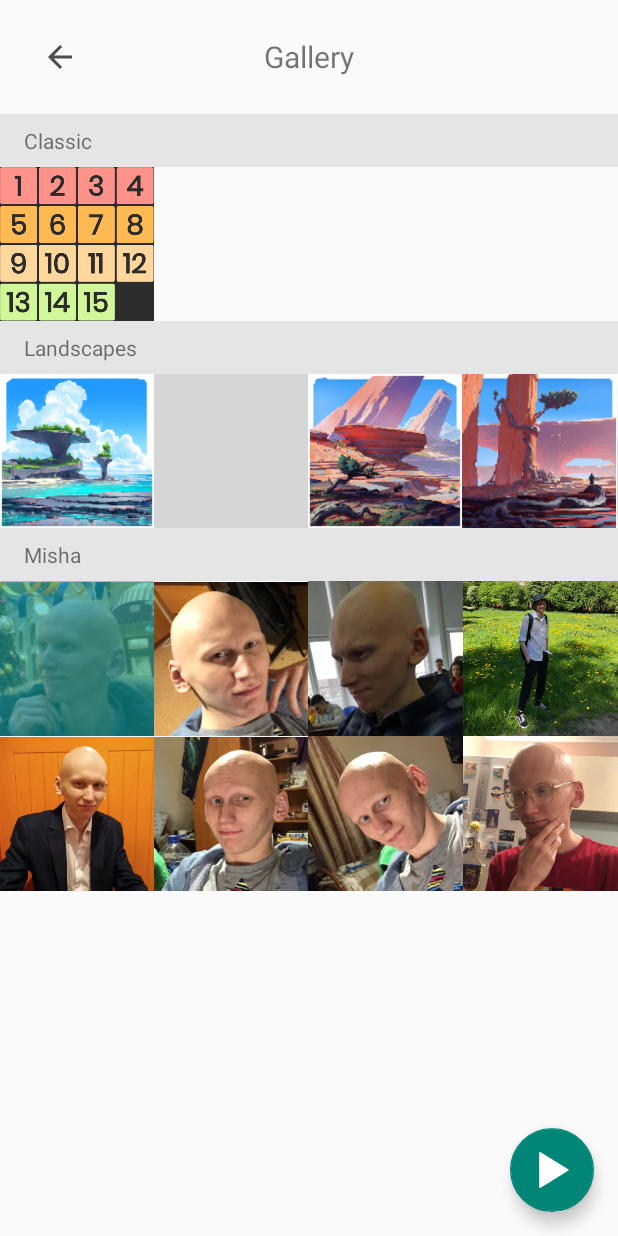
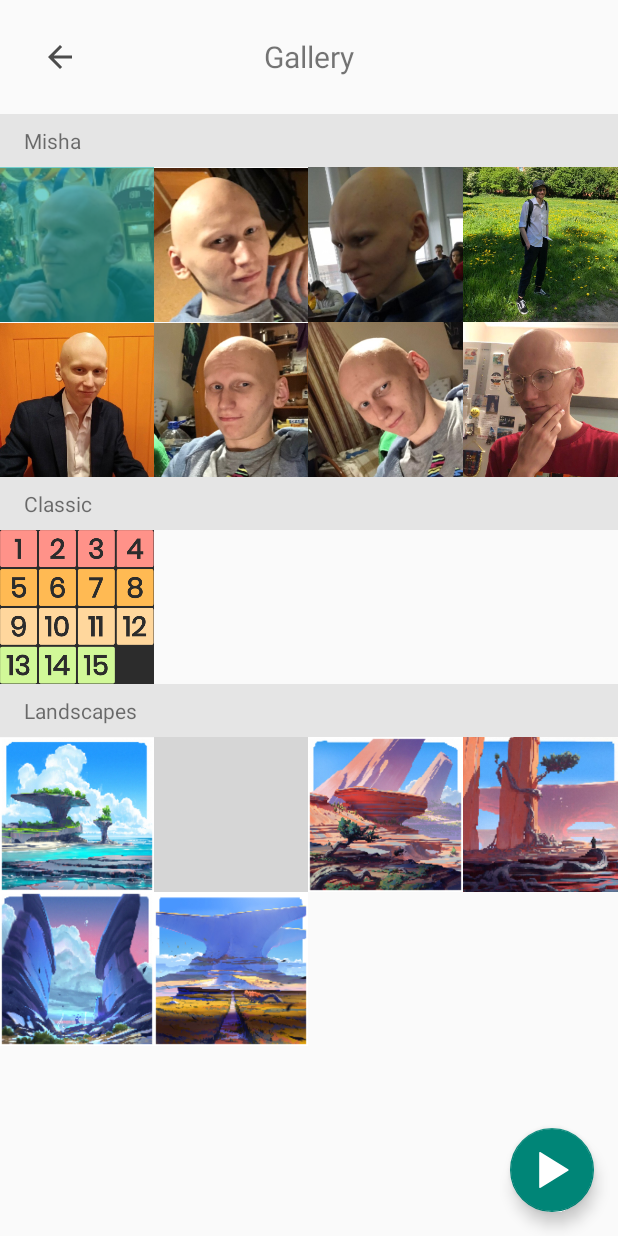
Before and after one commit to yudin2109/NePyatnashki, an Android app: the screen it shows after launch (GalleryPage), after a tap on "PLAY", on a phone screen of 412 x 824 dp. Run offline under Robolectric (Android 15) with nearby library versions, the phone set to English and light mode, and no system bars; our stand-ins replace Dagger/Hilt's generated code, Room's generated code; grey boxes are pictures that could not be loaded.

Commit message:
Space item, made Misha great again

```diff
--- a/app/src/main/java/com/styudint/nepyatnashki/adapters/GalleryAdapter.kt
+++ b/app/src/main/java/com/styudint/nepyatnashki/adapters/GalleryAdapter.kt
@@ -29,6 +29,7 @@ class GalleryAdapter(private val activity: AppCompatActivity) : RecyclerView.Ada
     }
 
     companion object {
+        const val EMPTY_ITEM = -1
         const val HEADER = 0
         const val BASIC_GALLERY_ITEM = 1
         const val SCROLLABLE_GALLERY_ITEM = 2
@@ -37,9 +38,9 @@ class GalleryAdapter(private val activity: AppCompatActivity) : RecyclerView.Ada
     }
 
     private val adapters = arrayListOf(
+        MishaGalleryAdapter(activity),
         Classic15GalleryAdapter(activity),
-        LandscapeGalleryAdapter(activity),
-        MishaGalleryAdapter(activity)
+        LandscapeGalleryAdapter(activity)
     )
 
     private var picked: View? = null
@@ -49,11 +50,13 @@ class GalleryAdapter(private val activity: AppCompatActivity) : RecyclerView.Ada
             return createHeader(parent)
         if (viewType == BASIC_GALLERY_ITEM)
             return createBasicGalleryItem(parent)
+        if (viewType == EMPTY_ITEM)
+            return createEmptyItem(parent)
         return createHorizontalScrollableGalleryItem(parent)
     }
 
     override fun getItemCount(): Int {
-        return 1 + adapters.size
+        return 2 + adapters.size
     }
 
     override fun onBindViewHolder(holder: RecyclerView.ViewHolder, position: Int) {
@@ -85,7 +88,14 @@ class GalleryAdapter(private val activity: AppCompatActivity) : RecyclerView.Ada
             return HEADER
         if (position == 2)
             return SCROLLABLE_GALLERY_ITEM
+        if (position == adapters.size + 1)
+            return EMPTY_ITEM
         return BASIC_GALLERY_ITEM
+    }
+
+    private fun createEmptyItem(parent: ViewGroup): RecyclerView.ViewHolder {
+        val view = LayoutInflater.from(activity).inflate(R.layout.empty_gallery_item, parent, false)
+        return object : RecyclerView.ViewHolder(view) {}
     }
 
     private fun createBasicGalleryItem(parent: ViewGroup): BasicGalleryItem {
--- /dev/null
+++ b/app/src/main/res/layout/empty_gallery_item.xml
@@ -0,0 +1,6 @@
+<?xml version="1.0" encoding="utf-8"?>
+<Space
+    xmlns:android="http://schemas.android.com/apk/res/android"
+    android:layout_height="100dp"
+    android:layout_width="match_parent"
+/>
```
